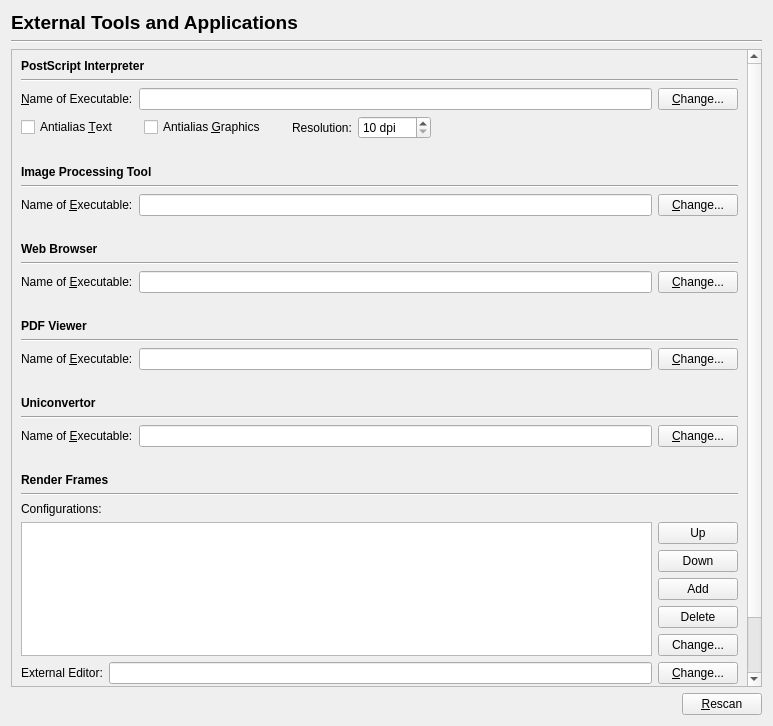
Old version of the form scribus/ui/prefs_externaltoolsbase.ui in the repository scribusproject/scribus.
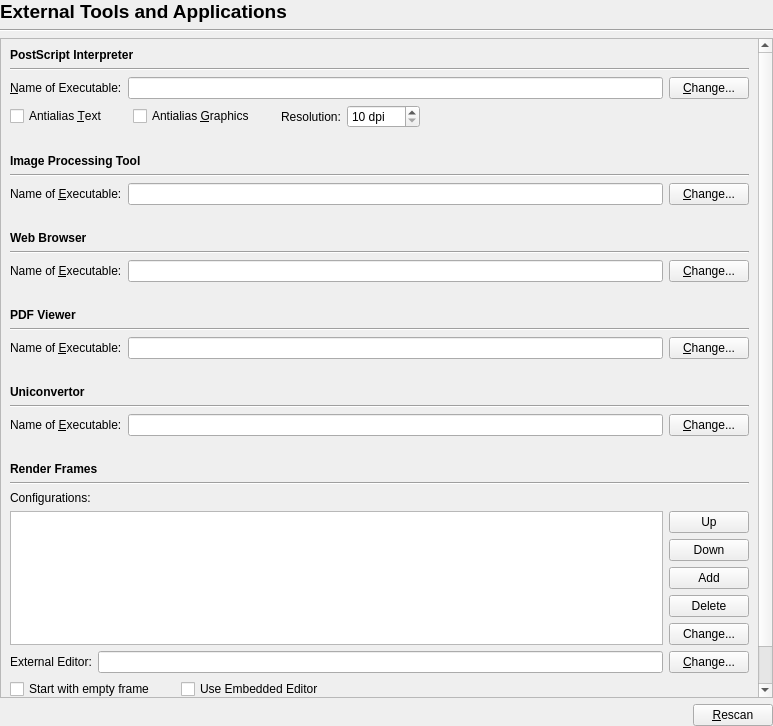
New version of the form.

```diff
--- a/scribus/ui/prefs_externaltoolsbase.ui
+++ b/scribus/ui/prefs_externaltoolsbase.ui
@@ -14,6 +14,18 @@
    <string>External Tools</string>
   </property>
   <layout class="QVBoxLayout" name="verticalLayout">
+   <property name="leftMargin">
+    <number>0</number>
+   </property>
+   <property name="topMargin">
+    <number>0</number>
+   </property>
+   <property name="rightMargin">
+    <number>0</number>
+   </property>
+   <property name="bottomMargin">
+    <number>0</number>
+   </property>
    <item>
     <widget class="QLabel" name="label_6">
      <property name="font">
```
